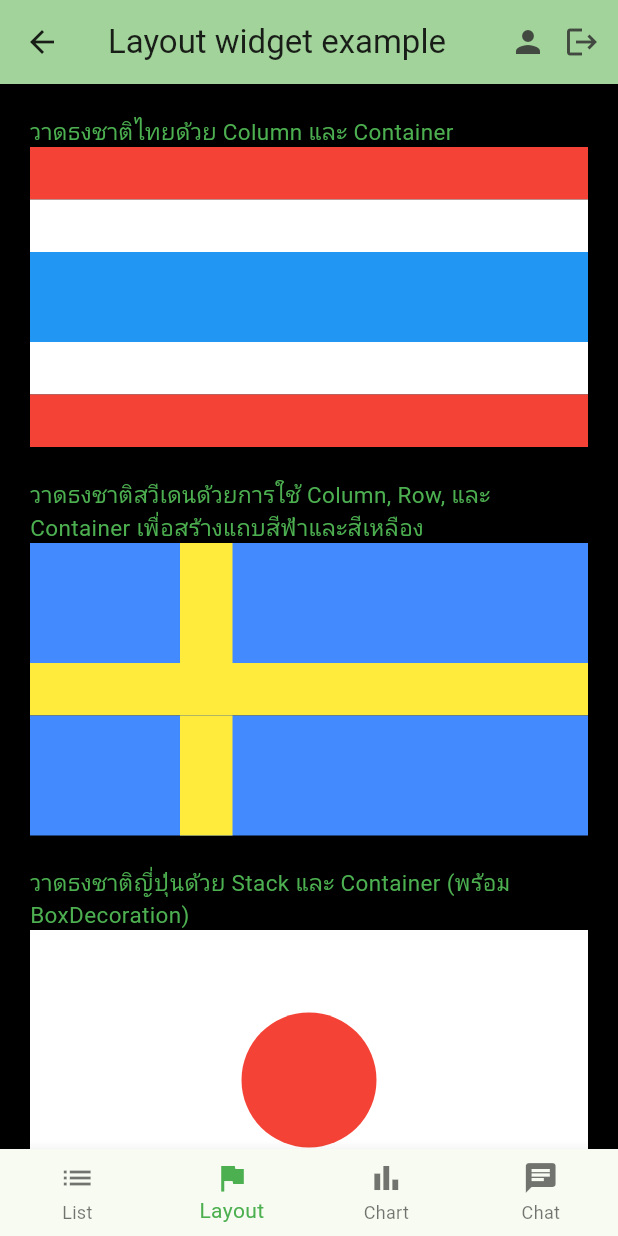
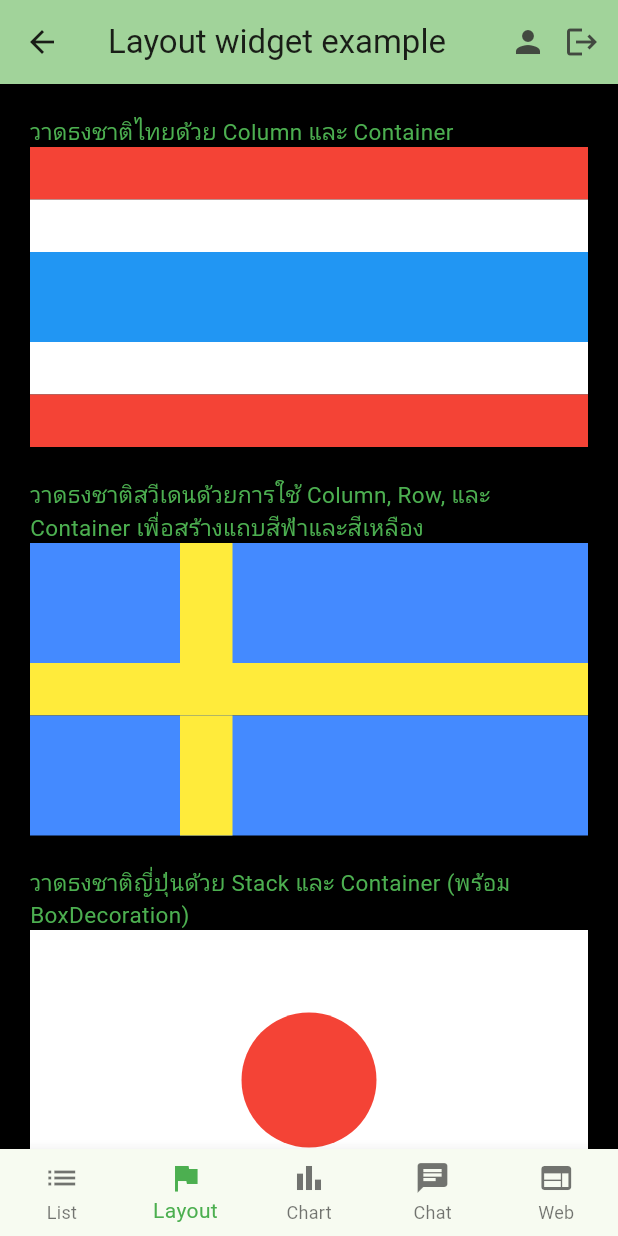
Before and after one commit to codehardth/flutter_todo, a Flutter app: the HomePage screen opened by its route, item 2 of the bottom bar chosen, on a phone screen of 412 x 824 dp. Run offline on Flutter 3.47's test engine with Material 3 defaults, Android fonts, the phone set to English and light mode, and no system bars; our stand-ins replace cloud_firestore, dio, firebase_core, firebase_messaging, fl_chart, flutter_local_notifications and 3 more; accounts and stored records are empty; network calls fail.

Commit message:
feat: add web view with controls

```diff
--- a/lib/pages/home/home_page.dart
+++ b/lib/pages/home/home_page.dart
@@ -2,6 +2,7 @@ import 'package:flutter/material.dart';
 import 'package:provider/provider.dart';
 import 'package:shared_preferences/shared_preferences.dart';
 import 'package:todo_app/pages/home/widgets/todo_chart_page.dart';
+import 'package:todo_app/pages/home/widgets/web_view_page.dart';
 
 import '../../../routes/app_routes.dart';
 import '../../helpers/snackbar_helper.dart';
@@ -27,6 +28,7 @@ class _HomePageState extends State<HomePage> {
   final int _layoutWidgetPageIndex = 1;
   final int _chartPageIndex = 2;
   final int _chatPageIndex = 3;
+  final int _webViewPageIndex = 4;
 
   // รายการของ Widget แต่ละหน้า โดยใช้ keyword "late" คือจะมีการกำหนดค่าในภายหลัง
   late final List<Widget> _pages;
@@ -46,6 +48,7 @@ class _HomePageState extends State<HomePage> {
       const LayoutWidgetPage(),
       const TodoChartPage(),
       const ChatPage(),
+      const WebViewPage(),
     ];
   }
 
@@ -128,6 +131,10 @@ class _HomePageState extends State<HomePage> {
 
     if (_currentIndex == _chatPageIndex) {
       return 'Chatroom';
+    }
+
+    if (_currentIndex == _webViewPageIndex) {
+      return 'Web View';
     }
 
     return 'unknow page';
@@ -224,6 +231,10 @@ class _HomePageState extends State<HomePage> {
             icon: Icon(Icons.chat),
             label: 'Chat',
           ),
+          BottomNavigationBarItem(
+            icon: Icon(Icons.web),
+            label: 'Web',
+          ),
         ],
       ),
     );
--- a/pubspec.yaml
+++ b/pubspec.yaml
@@ -45,6 +45,7 @@ dependencies:
   cloud_firestore: ^5.6.1
   firebase_messaging: ^15.2.0
   flutter_local_notifications: ^18.0.1
+  webview_flutter: ^4.10.0
 
 dev_dependencies:
   flutter_test:
```
Also changed, not shown: lib/pages/home/widgets/web_view_page.dart (added, +68 -0 lines).
